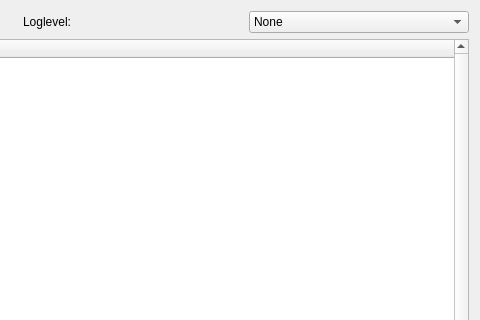
Old version of the form ui/logdialog.ui in the repository kmzbrnoI/mtb-config-tool; both pictures show x 300 to 780 and y 0 to 320 of the 780 by 632 pixel window.
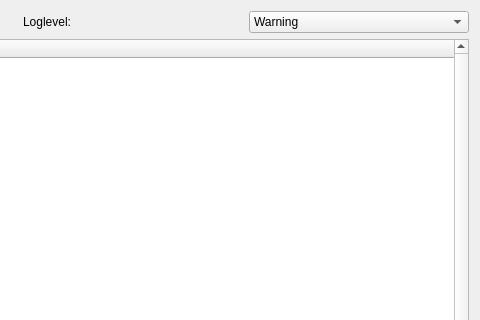
New version of the form.

```diff
--- a/ui/logdialog.ui
+++ b/ui/logdialog.ui
@@ -68,6 +68,9 @@
      </item>
      <item row="1" column="3">
       <widget class="QComboBox" name="cb_loglevel">
+       <property name="currentIndex">
+        <number>2</number>
+       </property>
        <item>
         <property name="text">
          <string>None</string>
```
